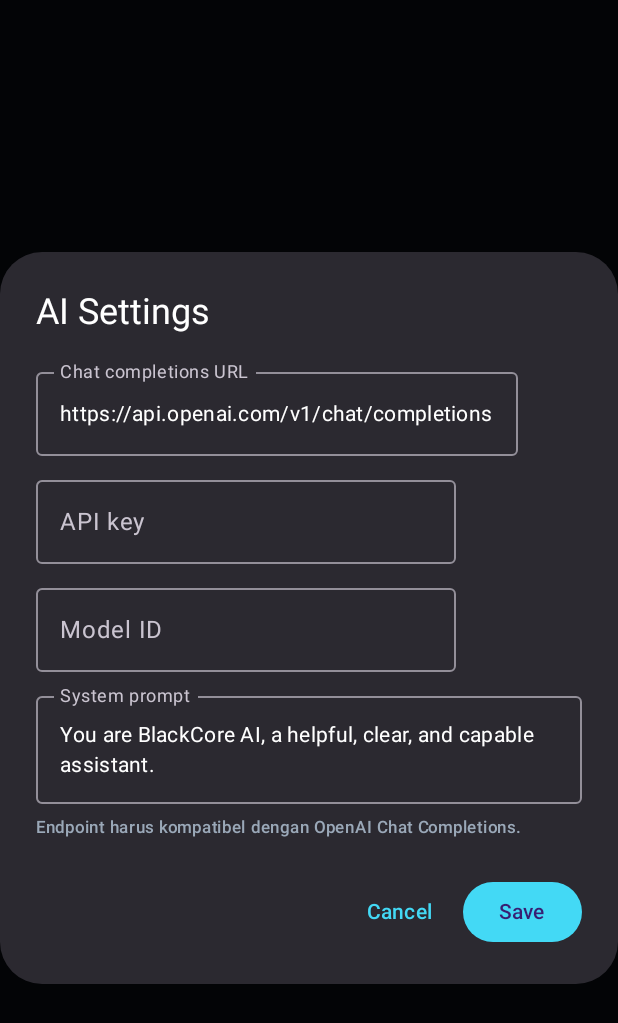
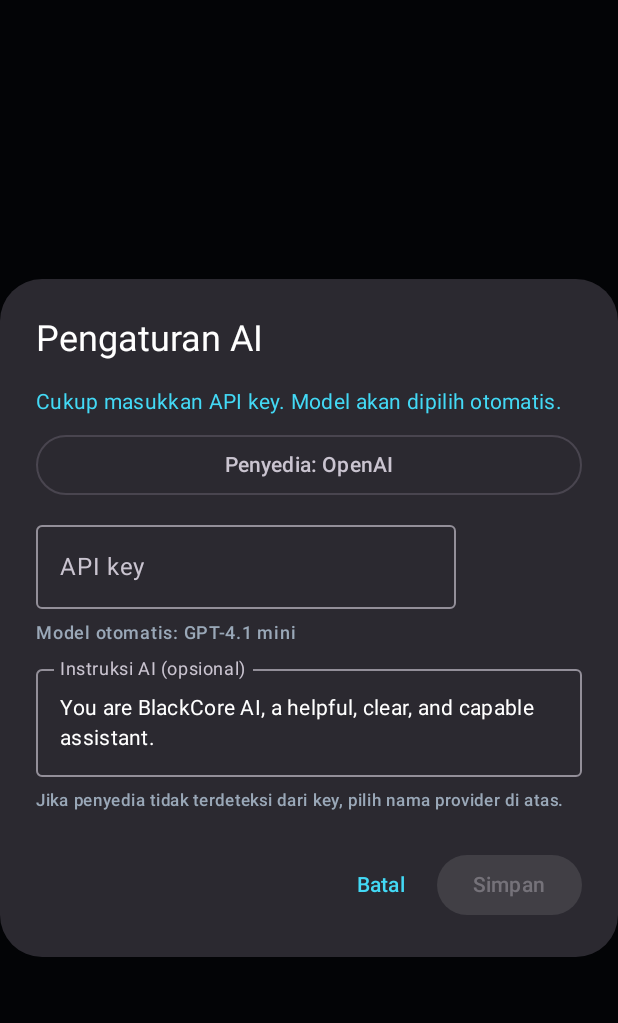
Before and after one commit to Demit0x00/BlackCore-AI, an Android app built with Jetpack Compose: the composable SettingsDialog shown on its own in the app's theme, on a phone screen of 412 x 824 dp. Shown: the top 1023 px of the screen. Run offline under Robolectric (Android 15) with nearby library versions, the phone set to English and light mode, and no system bars; libraries missing offline, so code that uses them is left out: io.noties.markwon.

Commit message:
Make AI settings beginner friendly with provider auto detection

```diff
--- a/app/src/main/java/com/blackcore/ai/MainActivity.kt
+++ b/app/src/main/java/com/blackcore/ai/MainActivity.kt
@@ -123,5 +123,25 @@ private fun highlightCode(code:String):AnnotatedString{
   append(code.substring(pos))
  }
 }
-@Composable fun SettingsDialog(config:AIConfig,onSave:(AIConfig)->Unit,onDismiss:()->Unit){var url by remember{mutableStateOf(config.endpoint)};var key by remember{mutableStateOf(config.apiKey)};var model by remember{mutableStateOf(config.model)};var prompt by remember{mutableStateOf(config.systemPrompt)}
- AlertDialog(onDismissRequest=onDismiss,title={Text("AI Settings")},text={Column(verticalArrangement=Arrangement.spacedBy(8.dp)){OutlinedTextField(url,{url=it},label={Text("Chat completions URL")},singleLine=true);OutlinedTextField(key,{key=it},label={Text("API key")},singleLine=true);OutlinedTextField(model,{model=it},label={Text("Model ID")},singleLine=true);OutlinedTextField(prompt,{prompt=it},label={Text("System prompt")},minLines=2);Text("Endpoint harus kompatibel dengan OpenAI Chat Completions.",style=MaterialTheme.typography.labelSmall,color=Gray)}},confirmButton={Button(onClick={onSave(AIConfig(url.trim(),key.trim(),model.trim(),prompt))}){Text("Save")}},dismissButton={TextButton(onClick=onDismiss){Text("Cancel")}})}
+@Composable fun SettingsDialog(config:AIConfig,onSave:(AIConfig)->Unit,onDismiss:()->Unit){
+ var key by remember{mutableStateOf(config.apiKey)}
+ var provider by remember{mutableStateOf(config.provider)}
+ var prompt by remember{mutableStateOf(config.systemPrompt)}
+ var expanded by remember{mutableStateOf(false)}
+ val providers=listOf("OpenAI","Google Gemini","Groq","OpenRouter","DeepSeek")
+ AlertDialog(onDismissRequest=onDismiss,title={Text("Pengaturan AI")},text={
+  Column(verticalArrangement=Arrangement.spacedBy(8.dp)){
+   Text("Cukup masukkan API key. Model akan dipilih otomatis.",color=Cyan)
+   Box {
+    OutlinedButton(onClick={expanded=true},modifier=Modifier.fillMaxWidth()){Text("Penyedia: "+provider)}
+    DropdownMenu(expanded=expanded,onDismissRequest={expanded=false}) {
+     providers.forEach { p -> DropdownMenuItem(text={Text(p)},onClick={provider=p;expanded=false}) }
+    }
+   }
+   OutlinedTextField(key,{key=it;provider=when{it.startsWith("AIza")->"Google Gemini";it.startsWith("gsk_")->"Groq";it.startsWith("sk-or-")->"OpenRouter";else->provider}},label={Text("API key")},singleLine=true)
+   Text("Model otomatis: "+when(provider){"Google Gemini"->"Gemini 2.5 Flash";"Groq"->"Llama 3.3 70B";"OpenRouter"->"GPT-4.1 mini";"DeepSeek"->"DeepSeek Chat";else->"GPT-4.1 mini"},style=MaterialTheme.typography.labelMedium,color=Gray)
+   OutlinedTextField(prompt,{prompt=it},label={Text("Instruksi AI (opsional)")},minLines=2)
+   Text("Jika penyedia tidak terdeteksi dari key, pilih nama provider di atas.",style=MaterialTheme.typography.labelSmall,color=Gray)
+  }
+ },confirmButton={Button(onClick={onSave(config.copy(apiKey=key.trim(),provider=provider,systemPrompt=prompt))},enabled=key.isNotBlank()){Text("Simpan")}},dismissButton={TextButton(onClick=onDismiss){Text("Batal")}})
+}
```
